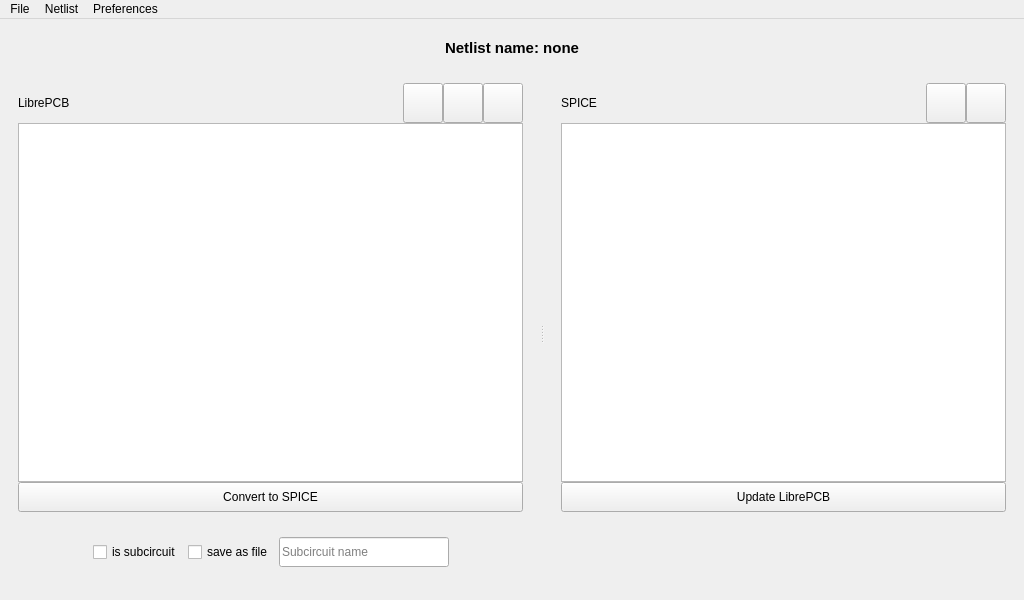
Qt form ui/mainwindow.ui (SirBlaz333/L2Spice) before a commit.
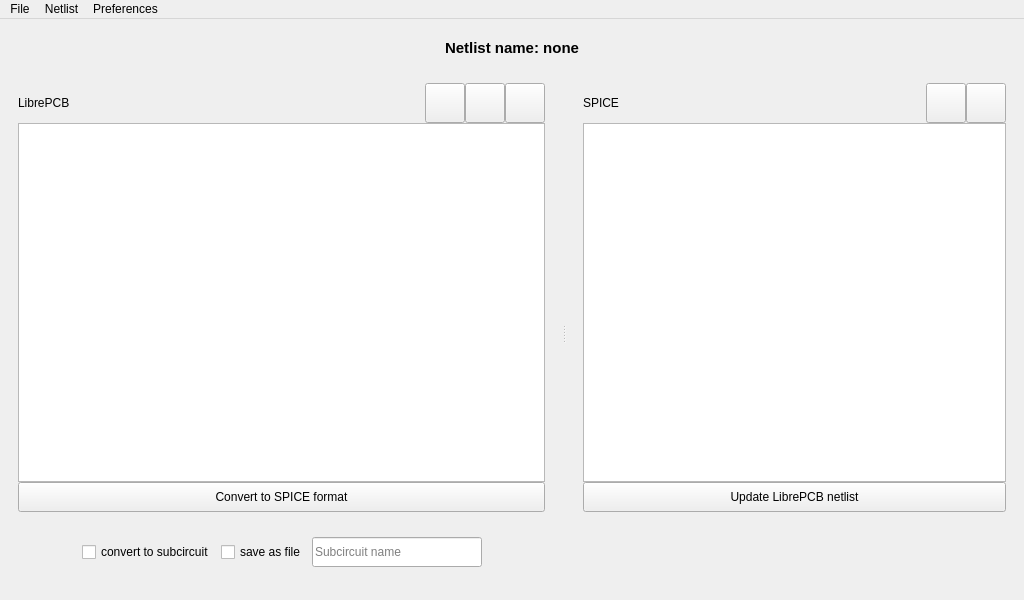
The same form after that commit. Icons and pictures are not drawn.

Commit message: Remove save subcircuit button and replace it with more agile save netlist

```diff
--- a/ui/mainwindow.ui
+++ b/ui/mainwindow.ui
@@ -161,7 +161,7 @@
              <string/>
             </property>
             <property name="wordWrap">
-             <bool>false</bool>
+             <bool>true</bool>
             </property>
            </widget>
           </item>
@@ -281,7 +281,7 @@
            </size>
           </property>
           <property name="text">
-           <string>Convert to SPICE</string>
+           <string>Convert to SPICE format</string>
           </property>
          </widget>
         </item>
@@ -340,7 +340,7 @@
               </size>
              </property>
              <property name="text">
-              <string>is subcircuit</string>
+              <string>convert to subcircuit</string>
              </property>
              <property name="tristate">
               <bool>false</bool>
@@ -550,7 +550,7 @@
            </size>
           </property>
           <property name="text">
-           <string>Update LibrePCB</string>
+           <string>Update LibrePCB netlist</string>
           </property>
          </widget>
         </item>
```
Left out of the diff: 1 changed line with no effect on the pictures. The commit also changes 21 other files.
